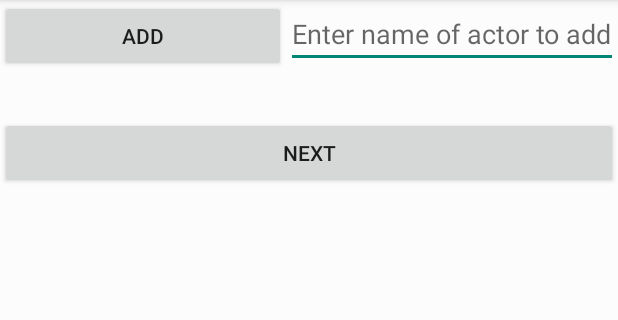
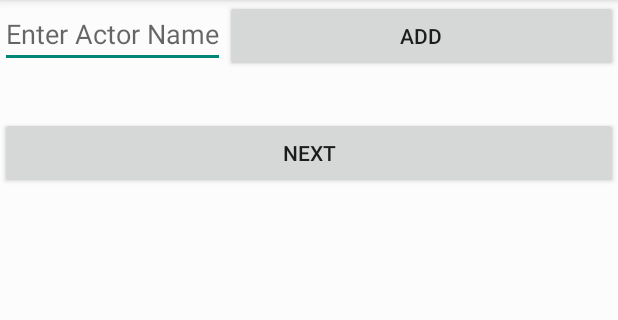
Before and after one commit to benjaminsg/eyemax, an Android app: the IdentifyActivity screen opened directly, with no data from a screen before it, on a phone screen of 412 x 824 dp, the part 84-404 px from its top. Run offline under Robolectric (Android 15) with nearby library versions, the phone set to English and light mode, and no system bars; our stand-ins replace ButterKnife; libraries missing offline, so code that uses them is left out: com.amazonaws.auth, com.amazonaws.services; network calls fail; pictures from the network do not load; 8 statements that could not run were skipped.

Commit message:
add string resources

```diff
--- a/app/src/main/res/layout/activity_identify.xml
+++ b/app/src/main/res/layout/activity_identify.xml
@@ -27,18 +27,19 @@
             android:layout_height="wrap_content"
             android:orientation="horizontal">
 
+
+            <EditText
+                android:id="@+id/addText"
+                android:layout_width="wrap_content"
+                android:layout_height="wrap_content"
+                android:hint="@string/add_hint" />
+
             <Button
                 android:id="@+id/addBtn"
                 android:layout_width="0dp"
                 android:layout_height="wrap_content"
                 android:layout_weight="1"
                 android:text="@string/add" />
-
-            <EditText
-                android:id="@+id/addText"
-                android:layout_width="wrap_content"
-                android:layout_height="wrap_content"
-                android:hint="Enter name of actor to add" />
         </LinearLayout>
 
         <ListView
@@ -53,7 +54,7 @@
             android:id="@+id/buttonNext"
             android:layout_width="match_parent"
             android:layout_height="wrap_content"
-            android:text="Next" />
+            android:text="@string/next" />
     </LinearLayout>
 
 </androidx.constraintlayout.widget.ConstraintLayout>
--- a/app/src/main/res/values/strings.xml
+++ b/app/src/main/res/values/strings.xml
@@ -26,4 +26,6 @@
     <string name="loading_character">Loading Character...</string>
     <string name="textview">TextView</string>
     <string name="delete">Delete</string>
+    <string name="next">Next</string>
+    <string name="add_hint">Enter Actor Name</string>
 </resources>
```
